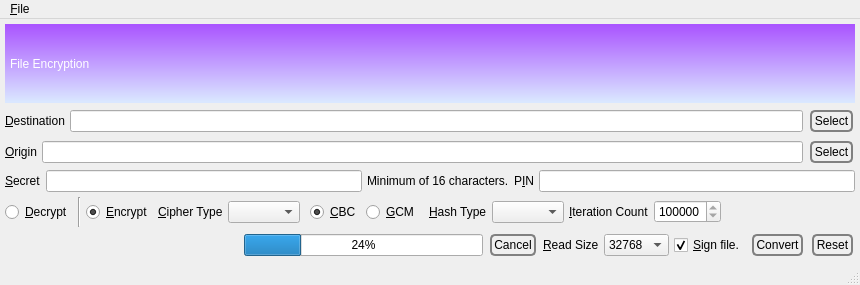
Old version of the form branches/trunk/GoldBug-UI/encryptfile.ui in the repository textbrowser/spot-on.
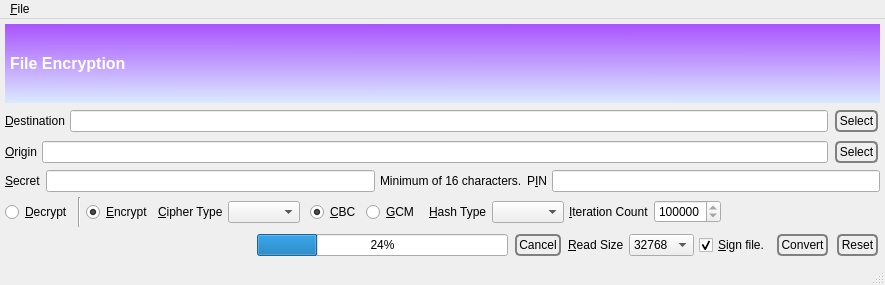
New version of the form. Icons and pictures are not drawn.

Patch:
```diff
--- a/branches/trunk/GoldBug-UI/encryptfile.ui
+++ b/branches/trunk/GoldBug-UI/encryptfile.ui
@@ -6,7 +6,7 @@
    <rect>
     <x>0</x>
     <y>0</y>
-    <width>860</width>
+    <width>885</width>
     <height>285</height>
    </rect>
   </property>
@@ -30,6 +30,13 @@
         <height>40</height>
        </size>
       </property>
+      <property name="font">
+       <font>
+        <pointsize>12</pointsize>
+        <weight>75</weight>
+        <bold>true</bold>
+       </font>
+      </property>
       <property name="autoFillBackground">
        <bool>false</bool>
       </property>
@@ -497,8 +504,8 @@
     <rect>
      <x>0</x>
      <y>0</y>
-     <width>860</width>
-     <height>27</height>
+     <width>885</width>
+     <height>25</height>
     </rect>
    </property>
    <widget class="QMenu" name="menu_File">
```
